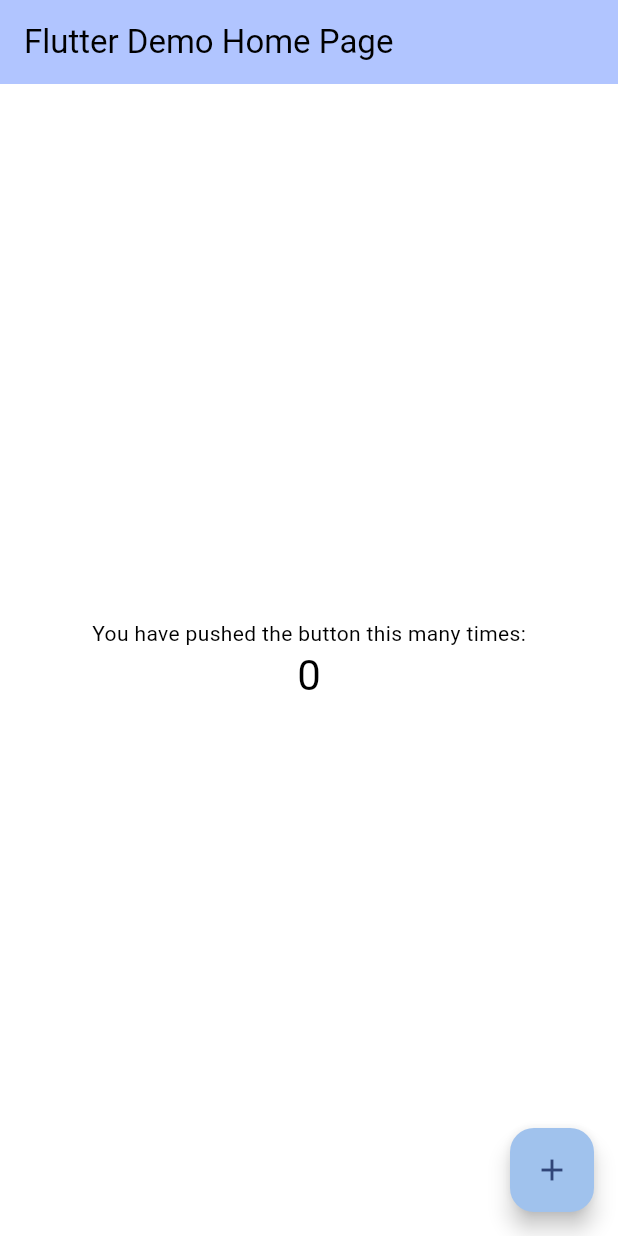
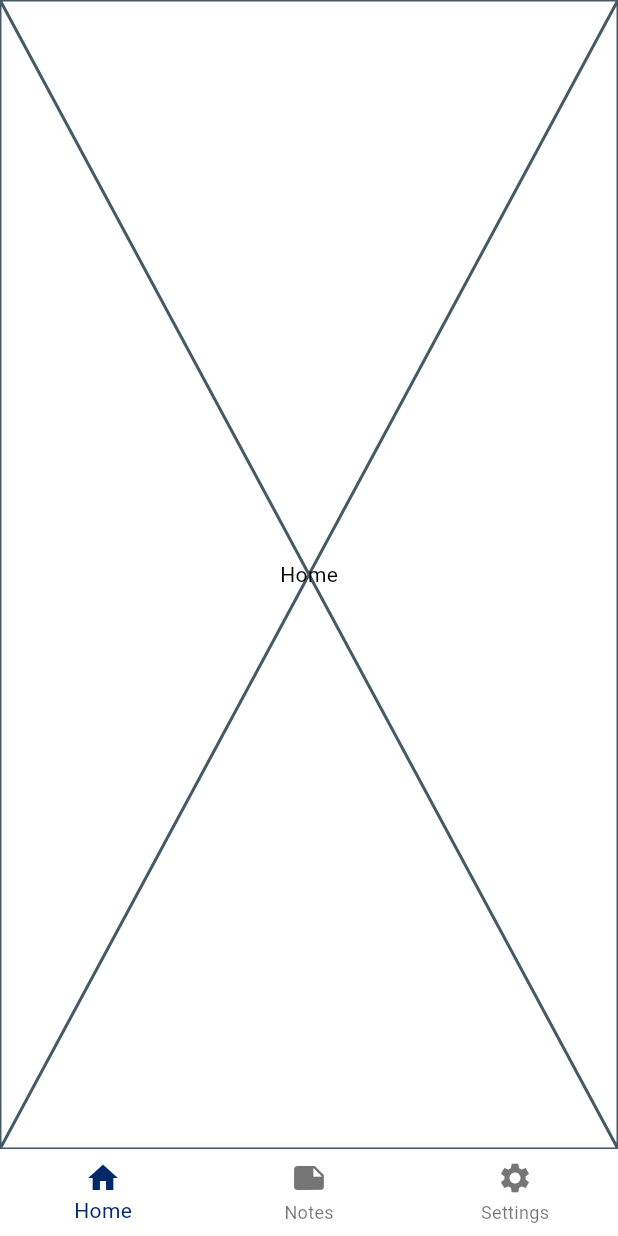
Before and after one commit to dy-chrstn/swiftsell_mobile, a Flutter app: the screen it shows after launch, on a phone screen of 412 x 824 dp. Run offline on Flutter 3.47's test engine with Material 3 defaults, Android fonts, the phone set to English and light mode, and no system bars; our stand-ins replace flex_color_scheme, go_router.

Commit message:
feat: setup routing

```diff
--- a/analysis_options.yaml
+++ b/analysis_options.yaml
@@ -8,6 +8,10 @@
 # The following line activates a set of recommended lints for Flutter apps,
 # packages, and plugins designed to encourage good coding practices.
 include: package:flutter_lints/flutter.yaml
+
+formatter:
+  trailing_commas: preserve
+
 
 linter:
   # The lint rules applied to this project can be customized in the
--- /dev/null
+++ b/lib/common/tabs/home.tab.dart
@@ -0,0 +1,16 @@
+import 'package:flutter/material.dart';
+
+class HomeTab extends StatelessWidget {
+  const HomeTab({super.key});
+
+  static const String routeName = 'HomeTab';
+
+  @override
+  Widget build(BuildContext context) {
+    return const Placeholder(
+      child: Center(
+        child: Text('Home'),
+      ),
+    );
+  }
+}
--- /dev/null
+++ b/lib/config/routes/app_router.dart
@@ -0,0 +1,39 @@
+import 'package:flutter/material.dart';
+import 'package:go_router/go_router.dart';
+import 'package:swiftsell_mobile/common/tabs/home.tab.dart';
+import 'package:swiftsell_mobile/common/tabs/notes.tab.dart';
+import 'package:swiftsell_mobile/common/tabs/settings.tab.dart';
+import 'package:swiftsell_mobile/config/routes/app_shell.dart';
+
+final _rootNavigatorKey = GlobalKey<NavigatorState>();
+final _shellNavigatorKey = GlobalKey<NavigatorState>();
+
+final router = GoRouter(
+  navigatorKey: _rootNavigatorKey,
+  routes: [
+    ShellRoute(
+      navigatorKey: _shellNavigatorKey,
+      builder: (context, state, child) => AppShell(child: child),
+      routes: [
+        GoRoute(
+          path: '/',
+          name: HomeTab.routeName,
+          parentNavigatorKey: _shellNavigatorKey,
+          builder: (context, state) => HomeTab(),
+        ),
+        GoRoute(
+          path: '/notes',
+          name: NotesTab.routeName,
+          parentNavigatorKey: _shellNavigatorKey,
+          builder: (context, state) => NotesTab(),
+        ),
+        GoRoute(
+          path: '/settings',
+          name: SettingsTab.routeName,
+          parentNavigatorKey: _shellNavigatorKey,
+          builder: (context, state) => SettingsTab(),
+        ),
+      ],
+    ),
+  ],
+);
--- /dev/null
+++ b/lib/config/routes/app_shell.dart
@@ -0,0 +1,48 @@
+import 'package:flutter/material.dart';
+import 'package:go_router/go_router.dart';
+
+class AppShell extends StatefulWidget {
+  const AppShell({super.key, required this.child});
+
+  final Widget child;
+
+  @override
+  State<AppShell> createState() => _AppShellState();
+}
+
+class _AppShellState extends State<AppShell> {
+  int currentIndex = 0;
+
+  @override
+  Widget build(BuildContext context) {
+    return Scaffold(
+      body: widget.child,
+      bottomNavigationBar: BottomNavigationBar(
+        onTap: changeTab,
+        currentIndex: currentIndex,
+        items: const [
+          BottomNavigationBarItem(icon: Icon(Icons.home), label: 'Home'),
+          BottomNavigationBarItem(icon: Icon(Icons.note), label: 'Notes'),
+          BottomNavigationBarItem(icon: Icon(Icons.settings), label: 'Settings'),
+        ],
+      ),
+    );
+  }
+
+  void changeTab(int index) {
+    switch (index) {
+      case 0:
+        context.go('/');
+        break;
+      case 1:
+        context.go('/notes');
+        break;
+      default:
+        context.go('/settings');
+        break;
+    }
+    setState(() {
+      currentIndex = index;
+    });
+  }
+}
--- a/lib/main.dart
+++ b/lib/main.dart
@@ -1,5 +1,6 @@
 import 'package:flutter/material.dart';
-import 'package:swiftsell_mobile/utils/app_theme.dart';
+import 'package:swiftsell_mobile/config/routes/app_router.dart';
+import 'package:swiftsell_mobile/config/theme/app_theme.dart';
 
 void main() {
   runApp(const MyApp());
@@ -10,58 +11,11 @@
 
   @override
   Widget build(BuildContext context) {
-    return MaterialApp(
+    return MaterialApp.router(
       title: 'Flutter Demo',
       theme: AppTheme.light,
       darkTheme: AppTheme.dark,
-      home: const MyHomePage(title: 'Flutter Demo Home Page'),
+      routerConfig: router,
     );
   }
 }
-
-class MyHomePage extends StatefulWidget {
-  const MyHomePage({super.key, required this.title});
-
-  final String title;
-
-  @override
-  State<MyHomePage> createState() => _MyHomePageState();
-}
-
-class _MyHomePageState extends State<MyHomePage> {
-  int _counter = 0;
-
-  void _incrementCounter() {
-    setState(() {
-      _counter++;
-    });
-  }
-
-  @override
-  Widget build(BuildContext context) {
-    return Scaffold(
-      appBar: AppBar(
-        backgroundColor: Theme.of(context).colorScheme.inversePrimary,
-
-        title: Text(widget.title),
-      ),
-      body: Center(
-        child: Column(
-          mainAxisAlignment: .center,
-          children: [
-            const Text('You have pushed the button this many times:'),
-            Text(
-              '$_counter',
-              style: Theme.of(context).textTheme.headlineMedium,
-            ),
-          ],
-        ),
-      ),
-      floatingActionButton: FloatingActionButton(
-        onPressed: _incrementCounter,
-        tooltip: 'Increment',
-        child: const Icon(Icons.add),
-      ),
-    );
-  }
-}
--- a/pubspec.yaml
+++ b/pubspec.yaml
@@ -14,6 +14,7 @@
 
   cupertino_icons: ^1.0.8
   flex_color_scheme: ^8.4.0 # App Theme
+  go_router: ^17.0.1 # Routing
 
 dev_dependencies:
   flutter_test:
```
Also changed, not shown: lib/common/tabs/notes.tab.dart (added, +16 -0 lines), lib/common/tabs/settings.tab.dart (added, +16 -0 lines), lib/config/theme/app_theme.dart (renamed from lib/utils/app_theme.dart), pubspec.lock, 1 other file.
